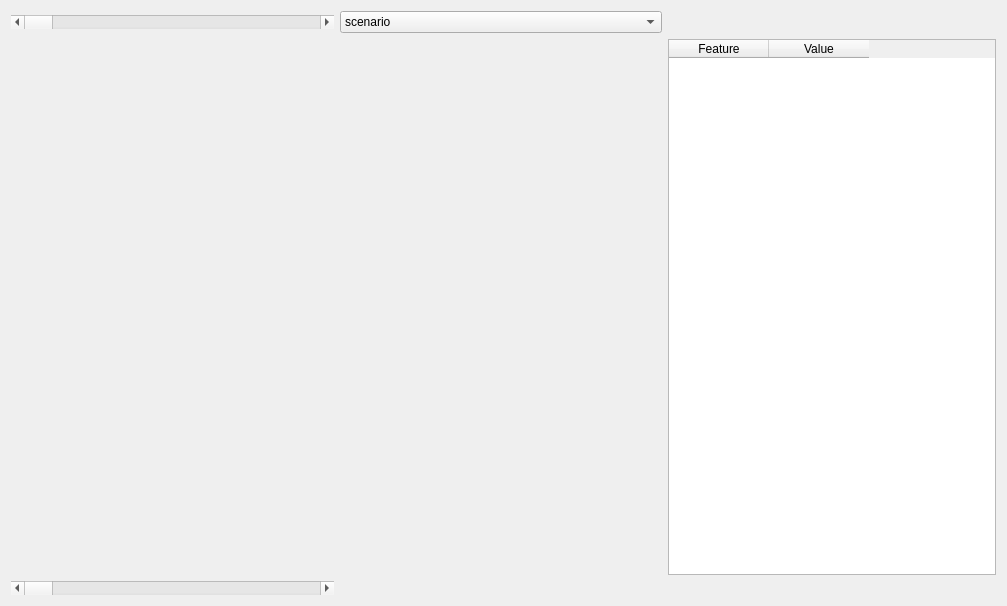
First picture: the form in src/gnn/check_dataset/dataset_viewer.ui, repository guadaUnex/TFG-GuadalupeGonzalezSantos, before the edit.
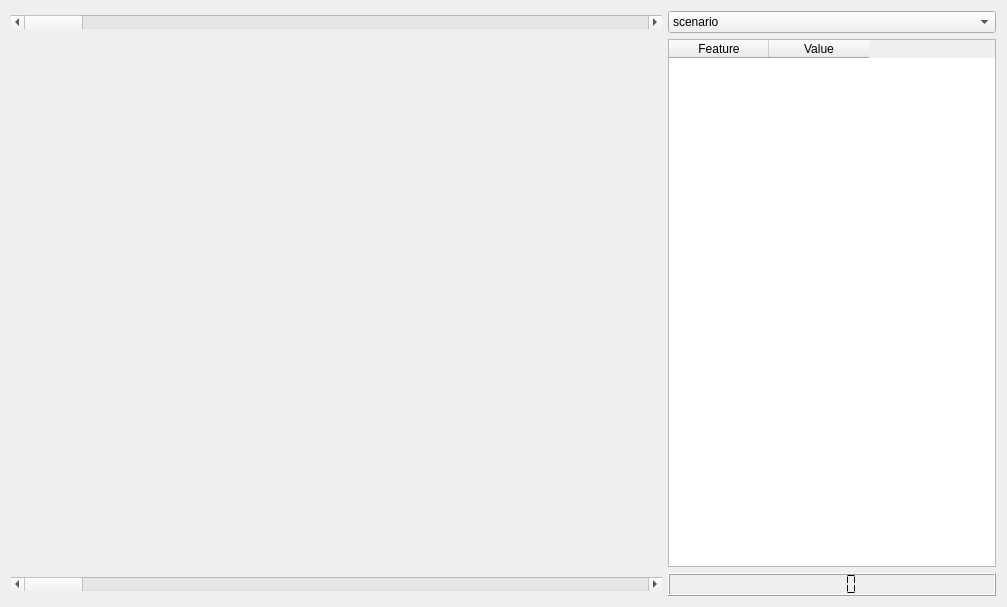
Second picture: the form after the edit.

Commit message: draw dataset

```diff
--- a/src/gnn/check_dataset/dataset_viewer.ui
+++ b/src/gnn/check_dataset/dataset_viewer.ui
@@ -55,7 +55,7 @@
      </item>
     </widget>
    </item>
-   <item row="1" column="0" colspan="2">
+   <item row="1" column="0">
     <widget class="QWidget" name="widget" native="true">
      <property name="minimumSize">
       <size>
@@ -65,7 +65,7 @@
      </property>
     </widget>
    </item>
-   <item row="1" column="2">
+   <item row="1" column="1">
     <widget class="QTableWidget" name="metrics_table">
      <property name="minimumSize">
       <size>
@@ -98,6 +98,19 @@
      </property>
     </widget>
    </item>
+   <item row="2" column="1">
+    <widget class="QLCDNumber" name="label">
+     <property name="frameShape">
+      <enum>QFrame::Box</enum>
+     </property>
+     <property name="lineWidth">
+      <number>1</number>
+     </property>
+     <property name="segmentStyle">
+      <enum>QLCDNumber::Flat</enum>
+     </property>
+    </widget>
+   </item>
   </layout>
  </widget>
  <resources/>
```
The commit also changes 2 other files.
